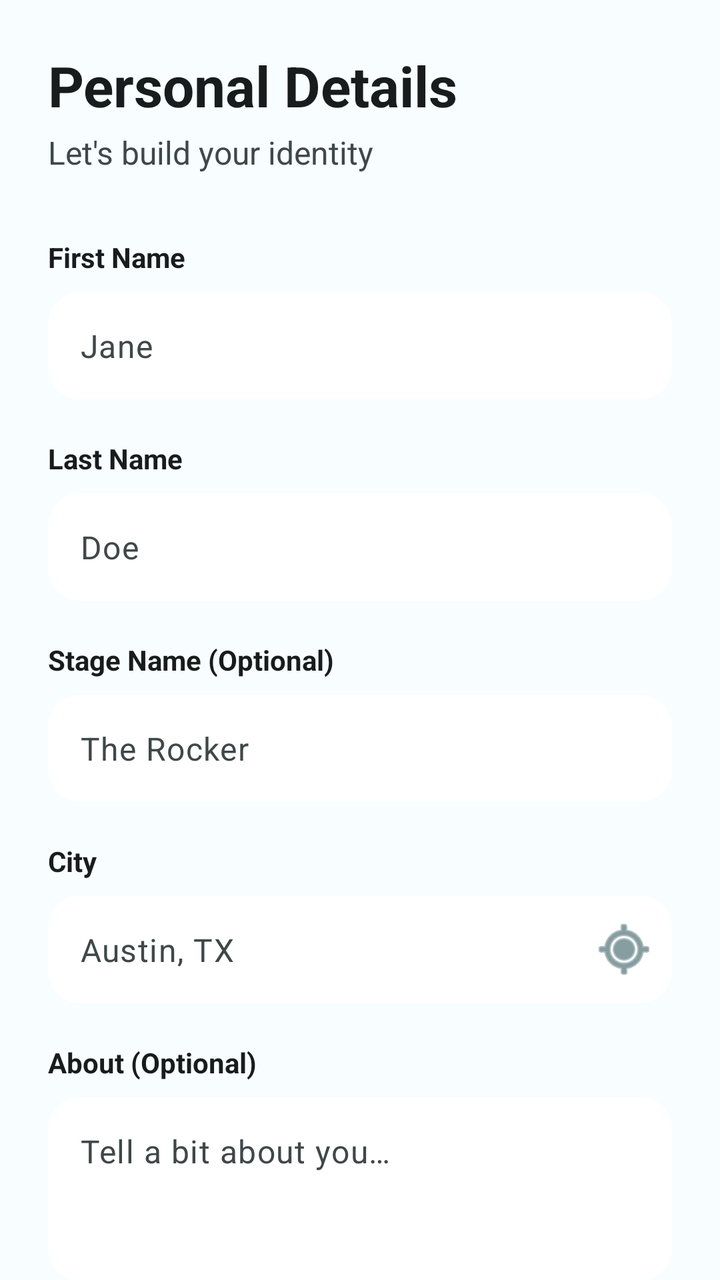
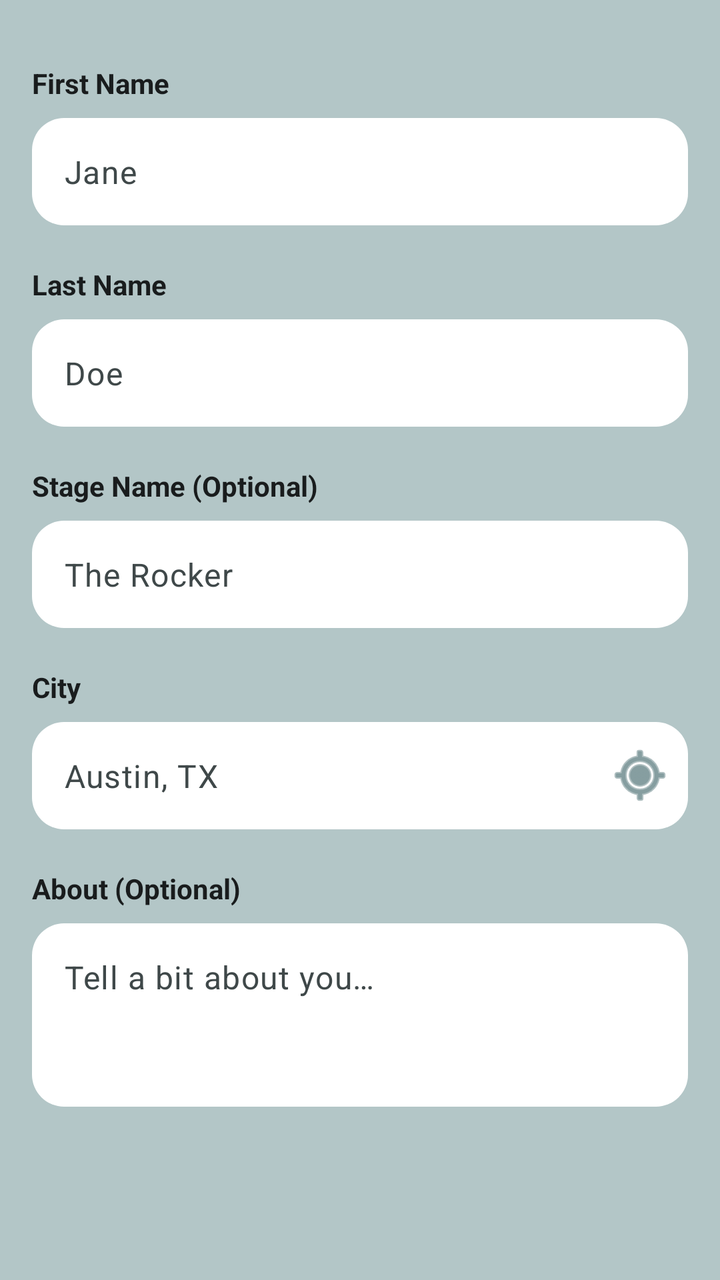

An Android layout rendered at two revisions. The XML below is the earlier revision; the diff shows what the commit changed to produce the second picture.
<!-- AndroidManifest.xml: application theme Theme.JamMate -->
<!-- res/layout/fragment_create_profile_1.xml -->
<?xml version="1.0" encoding="utf-8"?>
<androidx.core.widget.NestedScrollView xmlns:android="http://schemas.android.com/apk/res/android"
    xmlns:app="http://schemas.android.com/apk/res-auto"
    android:layout_width="match_parent"
    android:layout_height="match_parent"
    android:background="@color/app_background"
    android:fillViewport="true">

    <androidx.constraintlayout.widget.ConstraintLayout
        android:id="@+id/createProfileStep1"
        android:layout_width="match_parent"
        android:layout_height="wrap_content"
        android:padding="24dp">

        <com.google.android.material.textview.MaterialTextView
            android:id="@+id/createProfile_LBL_header"
            android:layout_width="wrap_content"
            android:layout_height="wrap_content"
            android:text="@string/personal_details"
            android:textColor="@color/app_text_main"
            android:textSize="28sp"
            android:textStyle="bold"
            app:layout_constraintStart_toStartOf="parent"
            app:layout_constraintTop_toTopOf="parent" />

        <com.google.android.material.textview.MaterialTextView
            android:id="@+id/createProfile_LBL_subHeader"
            android:layout_width="wrap_content"
            android:layout_height="wrap_content"
            android:layout_marginTop="4dp"
            android:text="@string/let_s_build_your_identity"
            android:textColor="@color/app_text_secondary"
            android:textSize="16sp"
            app:layout_constraintStart_toStartOf="parent"
            app:layout_constraintTop_toBottomOf="@id/createProfile_LBL_header" />

        <com.google.android.material.textview.MaterialTextView
            android:id="@+id/createProfileStep1_LBL_firstName"
            android:layout_width="0dp"
            android:layout_height="wrap_content"
            android:layout_marginTop="32dp"
            android:text="@string/first_name"
            android:textColor="@color/app_text_main"
            android:textSize="14sp"
            android:textStyle="bold"
            app:layout_constraintStart_toStartOf="parent"
            app:layout_constraintTop_toBottomOf="@id/createProfile_LBL_subHeader" />

        <com.google.android.material.textfield.TextInputLayout
            android:id="@+id/createProfileStep1_LAY_firstName"
            android:layout_width="0dp"
            android:layout_height="wrap_content"
            android:layout_marginTop="8dp"
            app:boxBackgroundColor="@color/app_surface"
            app:boxBackgroundMode="filled"
            app:boxCornerRadiusTopStart="16dp"
            app:boxCornerRadiusTopEnd="16dp"
            app:boxCornerRadiusBottomStart="16dp"
            app:boxCornerRadiusBottomEnd="16dp"
            app:boxStrokeWidth="0dp"
            app:boxStrokeWidthFocused="0dp"
            app:hintEnabled="false"
            app:layout_constraintEnd_toEndOf="parent"
            app:layout_constraintStart_toStartOf="parent"
            app:layout_constraintTop_toBottomOf="@id/createProfileStep1_LBL_firstName">

            <com.google.android.material.textfield.TextInputEditText
                android:id="@+id/createProfileStep1_INPUT_firstName"
                android:layout_width="match_parent"
                android:layout_height="wrap_content"
                android:hint="@string/jane"
                android:inputType="textPersonName"
                android:padding="16dp"
                android:textColor="@color/app_text_main"
                android:textColorHint="@color/app_text_secondary" />
        </com.google.android.material.textfield.TextInputLayout>

        <com.google.android.material.textview.MaterialTextView
            android:id="@+id/createProfileStep1_LBL_lastName"
            android:layout_width="0dp"
            android:layout_height="wrap_content"
            android:layout_marginTop="20dp"
            android:text="@string/last_name"
            android:textColor="@color/app_text_main"
            android:textSize="14sp"
            android:textStyle="bold"
            app:layout_constraintStart_toStartOf="parent"
            app:layout_constraintTop_toBottomOf="@id/createProfileStep1_LAY_firstName" />

        <com.google.android.material.textfield.TextInputLayout
            android:id="@+id/createProfileStep1_LAY_lastName"
            android:layout_width="0dp"
            android:layout_height="wrap_content"
            android:layout_marginTop="8dp"
            app:boxBackgroundColor="@color/app_surface"
            app:boxBackgroundMode="filled"
            app:boxCornerRadiusTopStart="16dp"
            app:boxCornerRadiusTopEnd="16dp"
            app:boxCornerRadiusBottomStart="16dp"
            app:boxCornerRadiusBottomEnd="16dp"
            app:boxStrokeWidth="0dp"
            app:boxStrokeWidthFocused="0dp"
            app:hintEnabled="false"
            app:layout_constraintEnd_toEndOf="parent"
            app:layout_constraintStart_toStartOf="parent"
            app:layout_constraintTop_toBottomOf="@id/createProfileStep1_LBL_lastName">

            <com.google.android.material.textfield.TextInputEditText
                android:id="@+id/createProfileStep1_INPUT_lastName"
                android:layout_width="match_parent"
                android:layout_height="wrap_content"
                android:hint="@string/doe"
                android:inputType="textPersonName"
                android:padding="16dp"
                android:textColor="@color/app_text_main"
                android:textColorHint="@color/app_text_secondary" />
        </com.google.android.material.textfield.TextInputLayout>

        <com.google.android.material.textview.MaterialTextView
            android:id="@+id/createProfileStep1_LBL_stageName"
            android:layout_width="0dp"
            android:layout_height="wrap_content"
            android:layout_marginTop="20dp"
            android:text="@string/stage_name_optional"
            android:textColor="@color/app_text_main"
            android:textSize="14sp"
            android:textStyle="bold"
            app:layout_constraintStart_toStartOf="parent"
            app:layout_constraintTop_toBottomOf="@id/createProfileStep1_LAY_lastName" />

        <com.google.android.material.textfield.TextInputLayout
            android:id="@+id/createProfileStep1_LAY_stageName"
            android:layout_width="0dp"
            android:layout_height="wrap_content"
            android:layout_marginTop="8dp"
            app:boxBackgroundColor="@color/app_surface"
            app:boxBackgroundMode="filled"
            app:boxCornerRadiusTopStart="16dp"
            app:boxCornerRadiusTopEnd="16dp"
            app:boxCornerRadiusBottomStart="16dp"
            app:boxCornerRadiusBottomEnd="16dp"
            app:boxStrokeWidth="0dp"
            app:boxStrokeWidthFocused="0dp"
            app:hintEnabled="false"
            app:layout_constraintEnd_toEndOf="parent"
            app:layout_constraintStart_toStartOf="parent"
            app:layout_constraintTop_toBottomOf="@id/createProfileStep1_LBL_stageName">

            <com.google.android.material.textfield.TextInputEditText
                android:id="@+id/createProfileStep1_INPUT_stageName"
                android:layout_width="match_parent"
                android:layout_height="wrap_content"
                android:hint="@string/the_rocker"
                android:inputType="textPersonName"
                android:padding="16dp"
                android:textColor="@color/app_text_main"
                android:textColorHint="@color/app_text_secondary" />
        </com.google.android.material.textfield.TextInputLayout>

        <com.google.android.material.textview.MaterialTextView
            android:id="@+id/createProfileStep1_LBL_Location"
            android:layout_width="0dp"
            android:layout_height="wrap_content"
            android:layout_marginTop="20dp"
            android:text="@string/city"
            android:textColor="@color/app_text_main"
            android:textSize="14sp"
            android:textStyle="bold"
            app:layout_constraintStart_toStartOf="parent"
            app:layout_constraintTop_toBottomOf="@id/createProfileStep1_LAY_stageName" />

        <com.google.android.material.textfield.TextInputLayout
            android:id="@+id/createProfileStep1_LAY_Location"
            android:layout_width="0dp"
            android:layout_height="wrap_content"
            android:layout_marginTop="8dp"
            app:boxBackgroundColor="@color/app_surface"
            app:boxBackgroundMode="filled"
            app:boxCornerRadiusTopStart="16dp"
            app:boxCornerRadiusTopEnd="16dp"
            app:boxCornerRadiusBottomStart="16dp"
            app:boxCornerRadiusBottomEnd="16dp"
            app:boxStrokeWidth="0dp"
            app:boxStrokeWidthFocused="0dp"
            app:hintEnabled="false"
            app:endIconMode="custom"
            app:endIconDrawable="@android:drawable/ic_menu_mylocation"
            app:endIconTint="@color/app_accent"
            app:layout_constraintEnd_toEndOf="parent"
            app:layout_constraintStart_toStartOf="parent"
            app:layout_constraintTop_toBottomOf="@id/createProfileStep1_LBL_Location">

            <com.google.android.material.textfield.TextInputEditText
                android:id="@+id/createProfileStep1_INPUT_Location"
                android:layout_width="match_parent"
                android:layout_height="wrap_content"
                android:hint="@string/austin_tx"
                android:inputType="textPostalAddress"
                android:padding="16dp"
                android:textColor="@color/app_text_main"
                android:textColorHint="@color/app_text_secondary" />
        </com.google.android.material.textfield.TextInputLayout>

        <com.google.android.material.textview.MaterialTextView
            android:id="@+id/createProfileStep1_LBL_about"
            android:layout_width="0dp"
            android:layout_height="wrap_content"
            android:layout_marginTop="20dp"
            android:text="@string/about_optional"
            android:textColor="@color/app_text_main"
            android:textSize="14sp"
            android:textStyle="bold"
            app:layout_constraintStart_toStartOf="parent"
            app:layout_constraintTop_toBottomOf="@id/createProfileStep1_LAY_Location" />

        <com.google.android.material.textfield.TextInputLayout
            android:id="@+id/createProfileStep1_LAY_about"
            android:layout_width="0dp"
            android:layout_height="wrap_content"
            android:layout_marginTop="8dp"
            app:boxBackgroundColor="@color/app_surface"
            app:boxBackgroundMode="filled"
            app:boxCornerRadiusTopStart="16dp"
            app:boxCornerRadiusTopEnd="16dp"
            app:boxCornerRadiusBottomStart="16dp"
            app:boxCornerRadiusBottomEnd="16dp"
            app:boxStrokeWidth="0dp"
            app:boxStrokeWidthFocused="0dp"
            app:hintEnabled="false"
            app:layout_constraintEnd_toEndOf="parent"
            app:layout_constraintStart_toStartOf="parent"
            app:layout_constraintTop_toBottomOf="@id/createProfileStep1_LBL_about">

            <com.google.android.material.textfield.TextInputEditText
                android:id="@+id/createProfileStep1_INPUT_about"
                android:layout_width="match_parent"
                android:layout_height="wrap_content"
                android:gravity="top"
                android:hint="@string/tell_a_bit_about_you"
                android:inputType="textMultiLine"
                android:maxLines="6"
                android:minLines="3"
                android:padding="16dp"
                android:textColor="@color/app_text_main"
                android:textColorHint="@color/app_text_secondary" />
        </com.google.android.material.textfield.TextInputLayout>

    </androidx.constraintlayout.widget.ConstraintLayout>
</androidx.core.widget.NestedScrollView>
<!-- resources referenced by this layout -->
<resources>
  <color name="app_accent">#355D61</color>
  <color name="app_background">#F8FDFF</color>
  <color name="app_surface">#FFFFFF</color>
  <color name="app_text_main">#191C1D</color>
  <color name="app_text_secondary">#3F4849</color>
  <string name="about_optional">About (Optional)</string>
  <string name="austin_tx">Austin, TX</string>
  <string name="city">City</string>
  <string name="doe">Doe</string>
  <string name="first_name">First Name</string>
  <string name="jane">Jane</string>
  <string name="last_name">Last Name</string>
  <string name="let_s_build_your_identity">Let\'s build your identity</string>
  <string name="personal_details">Personal Details</string>
  <string name="stage_name_optional">Stage Name (Optional)</string>
  <string name="tell_a_bit_about_you">Tell a bit about you…</string>
  <string name="the_rocker">The Rocker</string>
  <style name="Theme.JamMate" parent="Theme.Material3.DayNight.NoActionBar">
          
          <item name="colorPrimary">@color/app_accent</item>
          <item name="colorOnPrimary">@color/white</item>
          <item name="colorPrimaryContainer">@color/app_surface_variant</item>
          <item name="colorOnPrimaryContainer">@color/app_text_main</item>
  
          
          <item name="colorSecondary">@color/blue</item>
          <item name="colorOnSecondary">@color/white</item>
          <item name="colorSecondaryContainer">@color/app_surface_variant</item>
          <item name="colorOnSecondaryContainer">@color/app_text_main</item>
  
          
          <item name="colorTertiary">@color/darkTan</item>
          <item name="colorOnTertiary">@color/white</item>
          <item name="colorTertiaryContainer">@color/app_surface_variant</item>
          <item name="colorOnTertiaryContainer">@color/app_text_main</item>
  
          
          <item name="android:windowBackground">@color/app_background</item>
          <item name="colorSurface">@color/app_surface</item>
          <item name="colorOnSurface">@color/app_text_main</item>
          <item name="colorSurfaceVariant">@color/app_surface_variant</item>
          <item name="colorOnSurfaceVariant">@color/app_text_secondary</item>
          <item name="colorOutline">@color/app_outline</item>
  
          
          <item name="android:statusBarColor">@android:color/transparent</item>
          <item name="android:windowLightStatusBar">true</item>
      </style>
  <color name="white">#FFFFFF</color>
  <color name="app_surface_variant">#F5F5F5</color>
  <color name="blue">#42A5F5</color>
  <color name="darkTan">#D9A575</color>
  <color name="app_outline">#B3C6C7</color>
</resources>

<!-- the commit's change to res/layout/fragment_create_profile_1.xml (unified diff, before → after) -->
@@ -3,48 +3,26 @@
     xmlns:app="http://schemas.android.com/apk/res-auto"
     android:layout_width="match_parent"
     android:layout_height="match_parent"
-    android:background="@color/app_background"
+    android:background="@color/app_outline"
     android:fillViewport="true">
 
     <androidx.constraintlayout.widget.ConstraintLayout
         android:id="@+id/createProfileStep1"
         android:layout_width="match_parent"
         android:layout_height="wrap_content"
-        android:padding="24dp">
-
-        <com.google.android.material.textview.MaterialTextView
-            android:id="@+id/createProfile_LBL_header"
-            android:layout_width="wrap_content"
-            android:layout_height="wrap_content"
-            android:text="@string/personal_details"
-            android:textColor="@color/app_text_main"
-            android:textSize="28sp"
+        android:padding="@dimen/default_padding">
+
+        <com.google.android.material.textview.MaterialTextView
+            android:id="@+id/createProfileStep1_LBL_firstName"
+            android:layout_width="0dp"
+            android:layout_height="wrap_content"
+            android:layout_marginTop="@dimen/default_margin"
+            android:text="@string/first_name"
+            android:textColor="@color/app_text_main"
+            android:textSize="14sp"
             android:textStyle="bold"
             app:layout_constraintStart_toStartOf="parent"
             app:layout_constraintTop_toTopOf="parent" />
-
-        <com.google.android.material.textview.MaterialTextView
-            android:id="@+id/createProfile_LBL_subHeader"
-            android:layout_width="wrap_content"
-            android:layout_height="wrap_content"
-            android:layout_marginTop="4dp"
-            android:text="@string/let_s_build_your_identity"
-            android:textColor="@color/app_text_secondary"
-            android:textSize="16sp"
-            app:layout_constraintStart_toStartOf="parent"
-            app:layout_constraintTop_toBottomOf="@id/createProfile_LBL_header" />
-
-        <com.google.android.material.textview.MaterialTextView
-            android:id="@+id/createProfileStep1_LBL_firstName"
-            android:layout_width="0dp"
-            android:layout_height="wrap_content"
-            android:layout_marginTop="32dp"
-            android:text="@string/first_name"
-            android:textColor="@color/app_text_main"
-            android:textSize="14sp"
-            android:textStyle="bold"
-            app:layout_constraintStart_toStartOf="parent"
-            app:layout_constraintTop_toBottomOf="@id/createProfile_LBL_subHeader" />
 
         <com.google.android.material.textfield.TextInputLayout
             android:id="@+id/createProfileStep1_LAY_firstName"
<!-- resource entries referenced after the edit -->
@@ -5,6 +5,8 @@
   <color name="app_surface">#FFFFFF</color>
   <color name="app_text_main">#191C1D</color>
   <color name="app_text_secondary">#3F4849</color>
+  <dimen name="default_margin">16dp</dimen>
+  <dimen name="default_padding">16dp</dimen>
   <string name="about_optional">About (Optional)</string>
   <string name="austin_tx">Austin, TX</string>
   <string name="city">City</string>
@@ -12,8 +14,6 @@
   <string name="first_name">First Name</string>
   <string name="jane">Jane</string>
   <string name="last_name">Last Name</string>
-  <string name="let_s_build_your_identity">Let\'s build your identity</string>
-  <string name="personal_details">Personal Details</string>
   <string name="stage_name_optional">Stage Name (Optional)</string>
   <string name="tell_a_bit_about_you">Tell a bit about you…</string>
   <string name="the_rocker">The Rocker</string>
